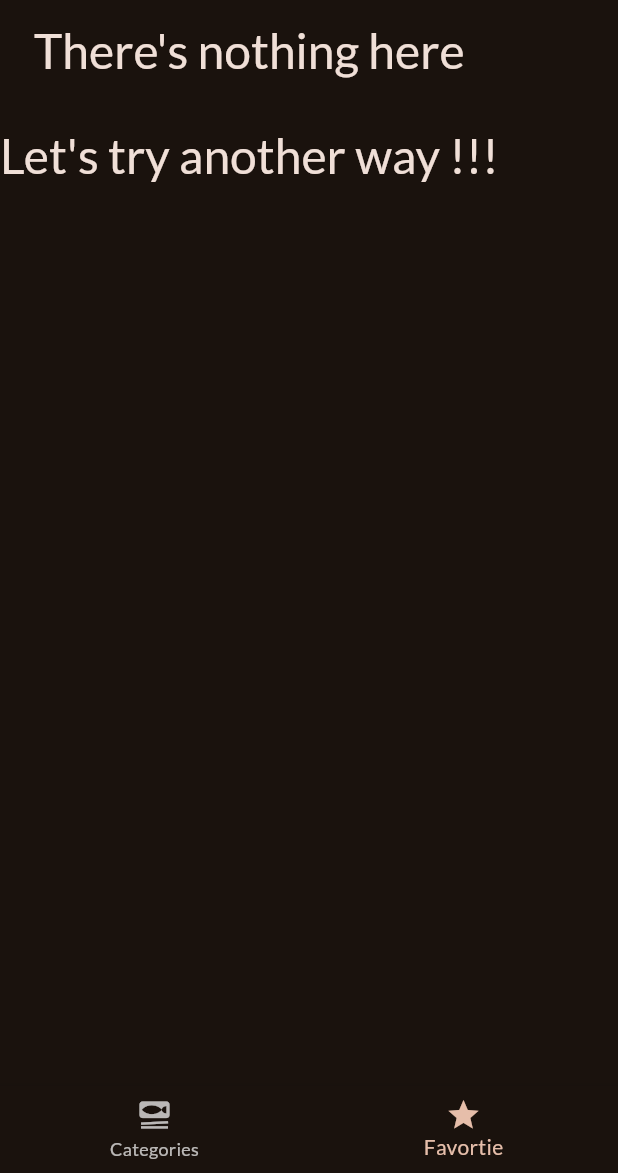
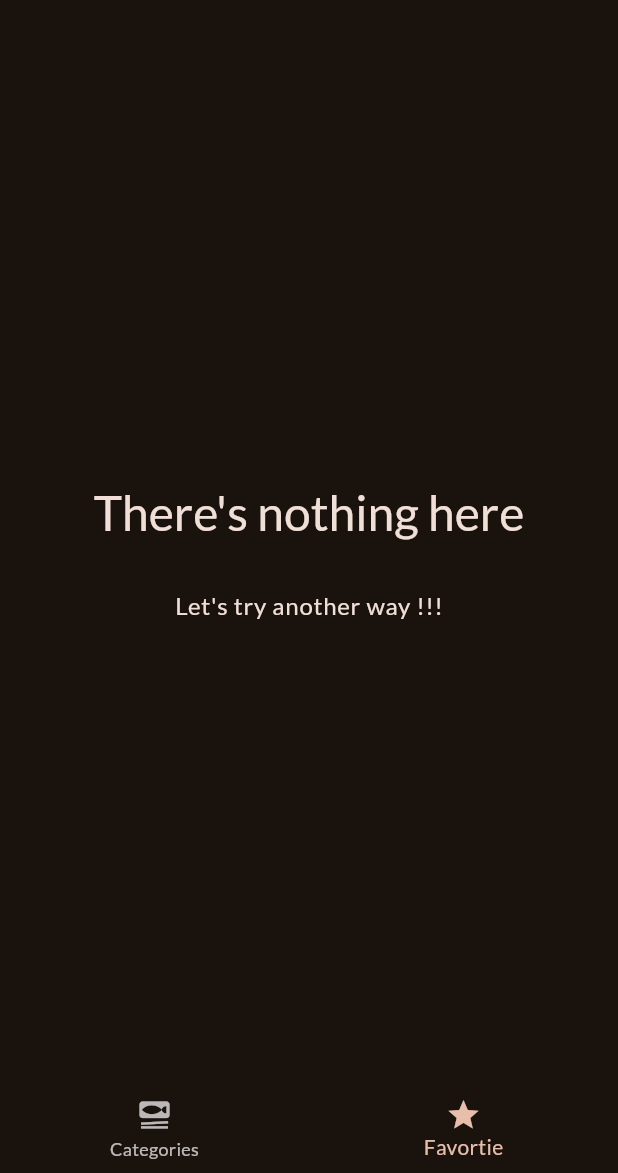
Before and after one commit to vucongtuananh/meals-app, a Flutter app: the screen it shows after launch, item 2 of the bottom bar chosen, on a phone screen of 412 x 824 dp, the part 63-1236 px from its top. Run offline on Flutter 3.47's test engine with Material 2 defaults, Android fonts, the phone set to English and light mode, and no system bars; our stand-ins replace google_fonts, transparent_image.

Commit message:
done meals app generally

```diff
--- a/lib/main.dart
+++ b/lib/main.dart
@@ -1,6 +1,5 @@
 import 'package:flutter/material.dart';
 import 'package:google_fonts/google_fonts.dart';
-import 'package:meals_app/screens/categories_screen.dart';
 import 'package:meals_app/screens/tabs_screen.dart';
 
 final theme = ThemeData(
--- a/lib/screens/meal_screen.dart
+++ b/lib/screens/meal_screen.dart
@@ -20,19 +20,22 @@ class MealScreen extends StatelessWidget {
 
   @override
   Widget build(BuildContext context) {
-    Widget content = Column(
+    Widget content = Center(
+      child: Column(
+        // mainAxisAlignment: MainAxisAlignment.spaceAround,
         mainAxisSize: MainAxisSize.min,
         children: [
           Text("There's nothing here",
-            style:
-                Theme.of(context).textTheme.headlineLarge!.copyWith(color: Theme.of(context).colorScheme.onBackground)),
-        const SizedBox(
-          height: 30,
-        ),
+              style: Theme.of(context)
+                  .textTheme
+                  .headlineLarge!
+                  .copyWith(color: Theme.of(context).colorScheme.onBackground)),
+          const SizedBox(height: 30),
           Text("Let's try another way !!!",
               style:
-                Theme.of(context).textTheme.headlineLarge!.copyWith(color: Theme.of(context).colorScheme.onBackground)),
+                  Theme.of(context).textTheme.bodyLarge!.copyWith(color: Theme.of(context).colorScheme.onBackground)),
         ],
+      ),
     );
 
     if (meals.isNotEmpty) {
--- a/lib/screens/tabs_screen.dart
+++ b/lib/screens/tabs_screen.dart
@@ -35,7 +35,9 @@ class _TabsScreenState extends State<TabsScreen> {
     Navigator.of(context).pop();
     if (identifier == "filters") {
       final result = await Navigator.of(context).push<Map<Filters, bool>>(MaterialPageRoute(
-        builder: (context) => const FiltersScreen(),
+        builder: (context) => FiltersScreen(
+          currentFilters: _selectedFilters,
+        ),
       ));
       setState(() {
         _selectedFilters = result ?? kInitialFilters;
```
Also changed, not shown: lib/screens/filters_screen.dart (+12 -1 lines). Lines whose indentation alone changed are shown as unchanged.
